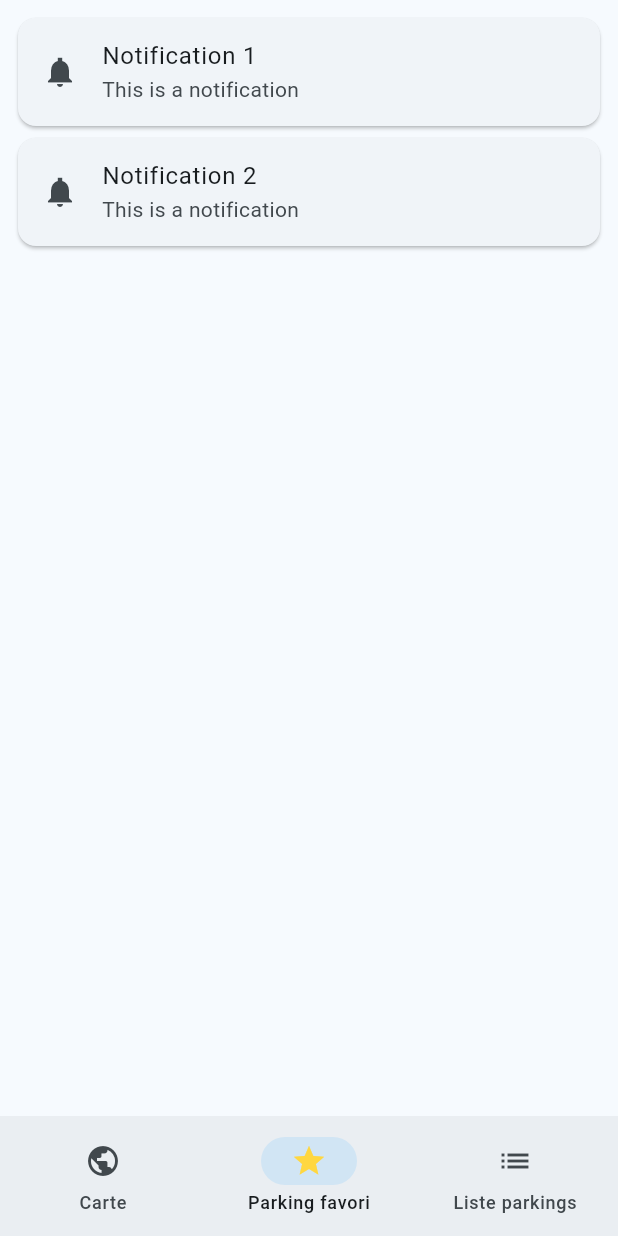
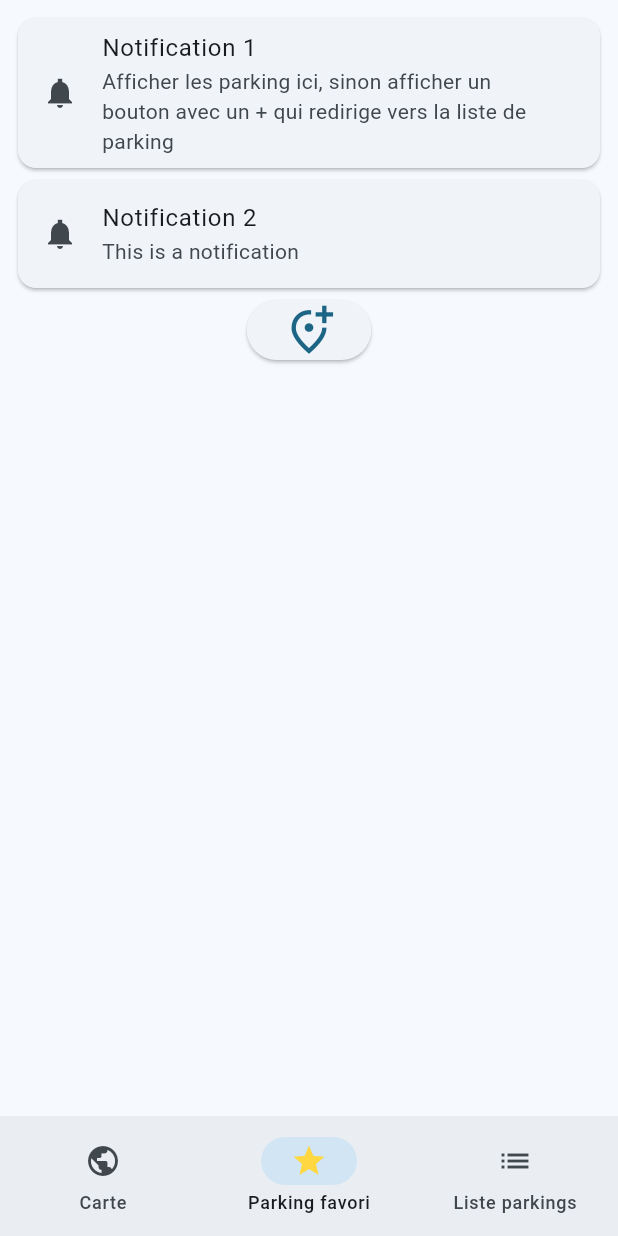
Before and after one commit to Leo-peiro/ParkInAngers, a Flutter app: the screen it shows after launch, item 2 of the bottom bar chosen, on a phone screen of 412 x 824 dp. Run offline on Flutter 3.47's test engine with Material 3 defaults, Android fonts, the phone set to English and light mode, and no system bars; our stand-ins replace flutter_map, latlong2; missing offline and left inert: flutter_map_location_marker, we_slide.

Commit message:
redirection depuis page favoris

```diff
--- a/lib/main.dart
+++ b/lib/main.dart
@@ -72,24 +72,26 @@ class _NavigationMenuState extends State<NavigationMenu> {
           ),
         ),
 
-        const Padding(
+        Padding(
           padding: EdgeInsets.all(8.0),
           child: Column(
             children: <Widget>[
-              Card(
+              const Card(
                 child: ListTile(
                   leading: Icon(Icons.notifications_sharp),
                   title: Text('Notification 1'),
-                  subtitle: Text('This is a notification'),
+                  subtitle: Text('Afficher les parking ici, sinon afficher un bouton avec un + qui redirige vers la liste de parking'),
                 ),
               ),
-              Card(
+              const Card(
                 child: ListTile(
                   leading: Icon(Icons.notifications_sharp),
                   title: Text('Notification 2'),
                   subtitle: Text('This is a notification'),
                 ),
               ),
+              ElevatedButton(onPressed: redirect, child: const Icon(Icons.add_location_alt_outlined, size: 35)),
+
             ],
           ),
         ),
@@ -97,4 +99,11 @@ class _NavigationMenuState extends State<NavigationMenu> {
       ][currentPageIndex],
     );
   }
+
+  void redirect() {
+    Navigator.push(
+      context,
+      MaterialPageRoute(builder: (context) => const ListeParking()),
+    );
+  }
 }
```
Also changed, not shown: lib/ui/screens/info_parking.dart (+15 -1 lines).
